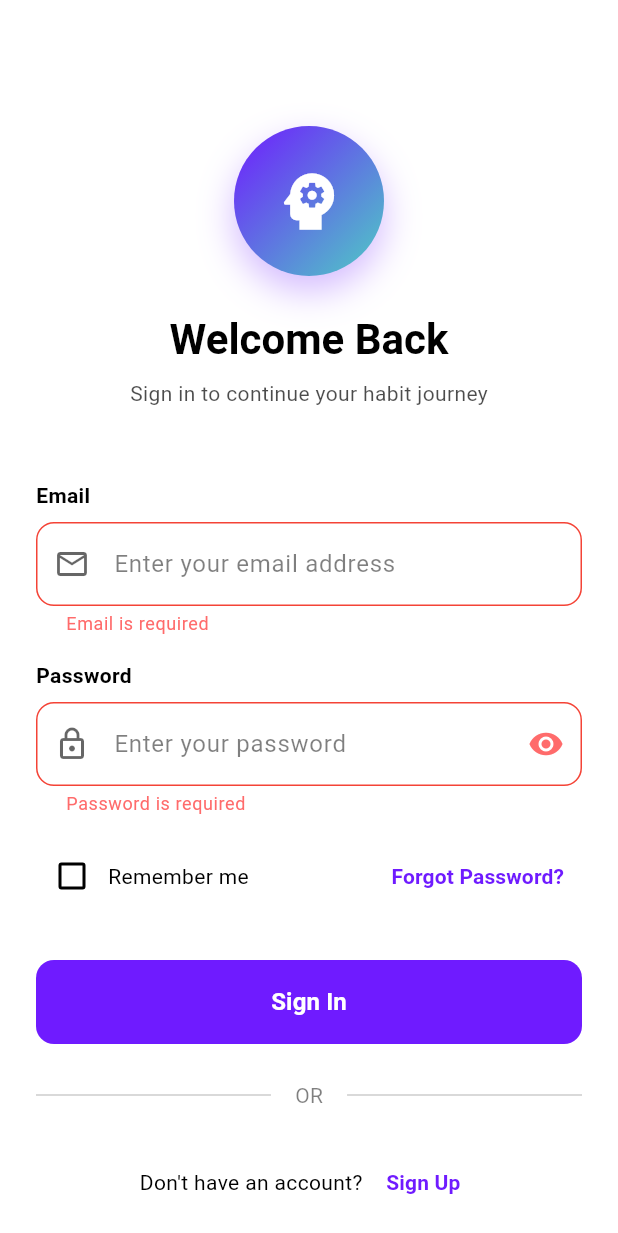
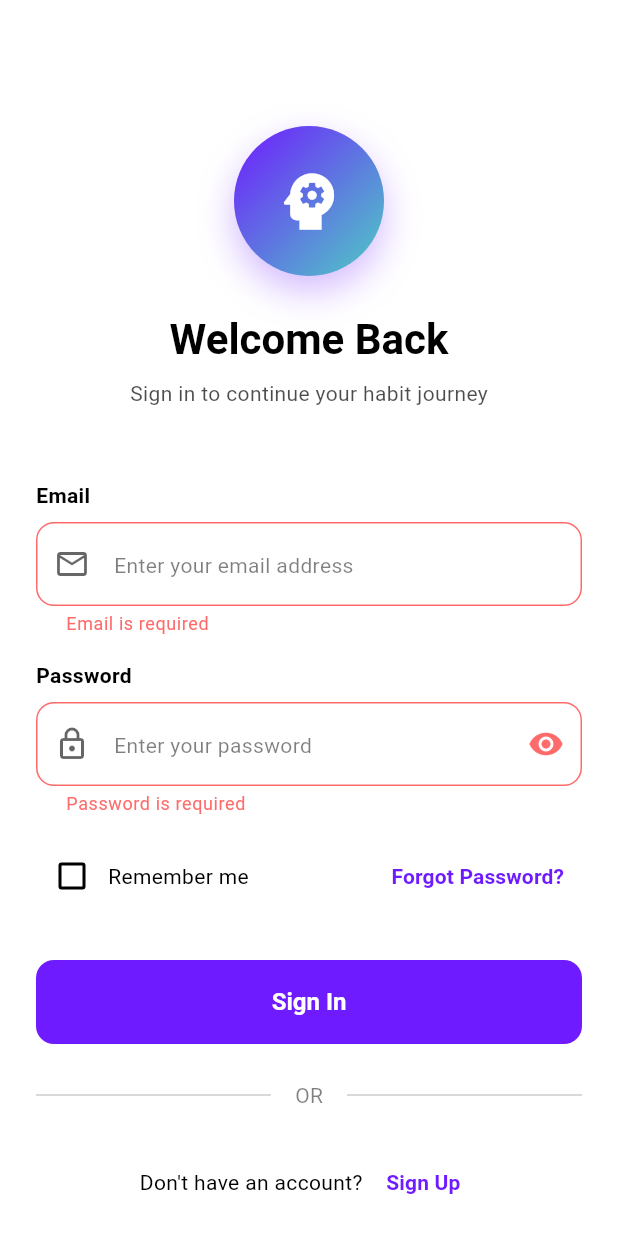
Before and after one commit to Anjanikumar98/Habit-Tracker, a Flutter app: the screen it shows after launch, after a tap on "Skip", after a tap on "Sign In", on a phone screen of 412 x 824 dp. Shown: the top 1233 px of the screen. Run offline on Flutter 3.47's test engine with Material 3 defaults, Android fonts, the phone set to English and light mode, and no system bars; our stand-ins replace fl_chart, flutter_local_notifications, shared_preferences, sqflite, table_calendar, timezone; accounts and stored records are empty.

Commit message:
working on UI

```diff
--- a/lib/main.dart
+++ b/lib/main.dart
@@ -1,10 +1,10 @@
 import 'package:flutter/material.dart';
 import 'package:habit_tracker/providers/habit_provider.dart';
 import 'package:habit_tracker/providers/settings_provider.dart';
-import 'package:habit_tracker/providers/auth_provider.dart'; // Add this import
+import 'package:habit_tracker/providers/auth_provider.dart';
 import 'package:habit_tracker/screens/home/home_screen.dart';
 import 'package:habit_tracker/screens/onboarding/onboarding_screen.dart';
-import 'package:habit_tracker/screens/authentication_screen/login_screen.dart'; // Add this import
+import 'package:habit_tracker/screens/authentication_screen/login_screen.dart';
 import 'package:habit_tracker/services/notification_service.dart';
 import 'package:habit_tracker/utlis/theme.dart';
 import 'package:provider/provider.dart';
@@ -29,9 +29,7 @@ class MyApp extends StatelessWidget {
         ChangeNotifierProvider(create: (_) => HabitProvider()),
         ChangeNotifierProvider(create: (_) => ThemeProvider()),
         ChangeNotifierProvider(create: (_) => SettingsProvider()),
-        ChangeNotifierProvider(
-          create: (_) => AuthProvider(),
-        ), // Add AuthProvider
+        ChangeNotifierProvider(create: (_) => AuthProvider()),
       ],
       child: Consumer<ThemeProvider>(
         builder: (context, themeProvider, child) {
@@ -78,7 +76,6 @@ class _AppInitializerState extends State<AppInitializer> {
       final authProvider = Provider.of<AuthProvider>(context, listen: false);
       final isAuthenticated = await authProvider.checkAuthStatus();
 
-      // Add a small delay for splash effect
       await Future.delayed(const Duration(milliseconds: 1500));
 
       if (mounted) {
@@ -106,10 +103,6 @@ class _AppInitializerState extends State<AppInitializer> {
       return const SplashScreen();
     }
 
-    // Navigation logic:
-    // 1. If first time -> Onboarding
-    // 2. If not authenticated -> Login
-    // 3. If authenticated -> Home
     if (_isFirstTime) {
       return const OnboardingScreen();
     } else if (!_isAuthenticated) {
@@ -129,7 +122,7 @@ class SplashScreen extends StatelessWidget {
     final isDark = Theme.of(context).brightness == Brightness.dark;
 
     return Scaffold(
-      backgroundColor: colorScheme.primary, // Use theme primary color
+      backgroundColor: colorScheme.primary,
       body: Center(
         child: Column(
           mainAxisAlignment: MainAxisAlignment.center,
@@ -180,6 +173,7 @@ class SplashScreen extends StatelessWidget {
                 fontWeight: FontWeight.w300,
               ),
             ),
+
             const SizedBox(height: 40),
 
             // Loading Indicator
--- a/lib/screens/statistics/widgets/habit_insights.dart
+++ b/lib/screens/statistics/widgets/habit_insights.dart
@@ -73,6 +73,8 @@ class HabitInsights extends StatelessWidget {
       },
     );
   }
+
+
 
   Widget _buildInsightCard(BuildContext context, Map<String, dynamic> insight) {
     final type = insight['type'] as String;
@@ -266,6 +268,7 @@ class HabitInsights extends StatelessWidget {
     return totalDays > 0 ? (completedDays / totalDays) * 100 : 0;
   }
 
+
   int _calculateCurrentStreak(Habit habit) {
     final now = DateTime.now();
     int streak = 0;
--- a/lib/widgets/custom_button.dart
+++ b/lib/widgets/custom_button.dart
@@ -26,43 +26,44 @@ class CustomButton extends StatelessWidget {
 
   @override
   Widget build(BuildContext context) {
+    final theme = Theme.of(context);
+    final ColorScheme colorScheme = theme.colorScheme;
+
     return SizedBox(
       width: width ?? double.infinity,
       height: height ?? 56,
       child: ElevatedButton(
         onPressed: isLoading ? null : onPressed,
         style: ElevatedButton.styleFrom(
-          backgroundColor:
-              backgroundColor ?? Theme.of(context).colorScheme.primary,
-          foregroundColor: textColor ?? Colors.white,
+          backgroundColor: backgroundColor ?? colorScheme.primary,
+          foregroundColor: textColor ?? colorScheme.onPrimary,
           shape: RoundedRectangleBorder(
             borderRadius: borderRadius ?? BorderRadius.circular(12),
           ),
           elevation: 0,
           shadowColor: Colors.transparent,
+          padding: const EdgeInsets.symmetric(horizontal: 16),
+          textStyle: const TextStyle(fontSize: 16, fontWeight: FontWeight.w600),
         ),
         child:
             isLoading
-                ? SizedBox(
+                ? const SizedBox(
                   width: 24,
                   height: 24,
                   child: CircularProgressIndicator(
                     strokeWidth: 2,
-                    valueColor: AlwaysStoppedAnimation<Color>(
-                      textColor ?? Colors.white,
-                    ),
+                    valueColor: AlwaysStoppedAnimation<Color>(Colors.white),
                   ),
                 )
                 : Row(
                   mainAxisAlignment: MainAxisAlignment.center,
+                  mainAxisSize: MainAxisSize.min,
                   children: [
                     if (icon != null) ...[icon!, const SizedBox(width: 8)],
                     Text(
                       text,
                       style: TextStyle(
-                        fontSize: 16,
-                        fontWeight: FontWeight.w600,
-                        color: textColor ?? Colors.white,
+                        color: textColor ?? colorScheme.onPrimary,
                       ),
                     ),
                   ],
--- a/lib/widgets/custom_text_field.dart
+++ b/lib/widgets/custom_text_field.dart
@@ -34,17 +34,22 @@ class CustomTextField extends StatelessWidget {
 
   @override
   Widget build(BuildContext context) {
+    final theme = Theme.of(context);
+    final colorScheme = theme.colorScheme;
+
     return Column(
       crossAxisAlignment: CrossAxisAlignment.start,
       children: [
         Text(
           label,
-          style: Theme.of(context).textTheme.bodyMedium?.copyWith(
+          style: theme.textTheme.bodyMedium?.copyWith(
             fontWeight: FontWeight.w600,
-            color: Theme.of(context).colorScheme.onSurface,
+            color: colorScheme.onSurface,
           ),
         ),
+
         const SizedBox(height: 8),
+
         TextFormField(
           controller: controller,
           obscureText: isPassword && !isPasswordVisible,
@@ -56,47 +61,42 @@ class CustomTextField extends StatelessWidget {
           maxLength: maxLength,
           decoration: InputDecoration(
             hintText: hint,
-            hintStyle: TextStyle(
-              color: Theme.of(context).colorScheme.onSurface.withOpacity(0.5),
+            hintStyle: theme.textTheme.bodyMedium?.copyWith(
+              color: colorScheme.onSurface.withOpacity(0.5),
             ),
             prefixIcon:
                 prefixIcon != null
                     ? Icon(
                       prefixIcon,
-                      color: Theme.of(
-                        context,
-                      ).colorScheme.onSurface.withOpacity(0.6),
+                      color: colorScheme.onSurface.withOpacity(0.6),
                     )
                     : null,
             suffixIcon: suffixIcon,
             filled: true,
-            fillColor: Theme.of(context).colorScheme.surface,
+            fillColor: colorScheme.surface,
             border: OutlineInputBorder(
               borderRadius: BorderRadius.circular(12),
               borderSide: BorderSide(
-                color: Theme.of(context).colorScheme.outline.withOpacity(0.2),
+                color: colorScheme.outline.withOpacity(0.2),
               ),
             ),
             enabledBorder: OutlineInputBorder(
               borderRadius: BorderRadius.circular(12),
               borderSide: BorderSide(
-                color: Theme.of(context).colorScheme.outline.withOpacity(0.2),
+                color: colorScheme.outline.withOpacity(0.2),
               ),
             ),
             focusedBorder: OutlineInputBorder(
               borderRadius: BorderRadius.circular(12),
-              borderSide: BorderSide(
-                color: Theme.of(context).colorScheme.primary,
-                width: 2,
-              ),
+              borderSide: BorderSide(color: colorScheme.primary, width: 2),
             ),
             errorBorder: OutlineInputBorder(
               borderRadius: BorderRadius.circular(12),
-              borderSide: const BorderSide(color: Colors.red, width: 1),
+              borderSide: BorderSide(color: colorScheme.error, width: 1),
             ),
             focusedErrorBorder: OutlineInputBorder(
               borderRadius: BorderRadius.circular(12),
-              borderSide: const BorderSide(color: Colors.red, width: 2),
+              borderSide: BorderSide(color: colorScheme.error, width: 2),
             ),
             contentPadding: const EdgeInsets.symmetric(
               horizontal: 16,
```
Also changed, not shown: lib/screens/statistics/widgets/category_breakdown.dart (+66 -39 lines), lib/screens/statistics/widgets/completion_chart.dart (+48 -46 lines), lib/widgets/completion_button.dart (+11 -7 lines), lib/widgets/custom_app_bar.dart (+11 -2 lines), lib/widgets/empty_state.dart (+10 -5 lines), lib/widgets/habit_progress_indicator.dart (+9 -6 lines), lib/widgets/profile_avatar.dart (+6 -6 lines), lib/widgets/stat_card.dart (+9 -7 lines), lib/widgets/streak_badge.dart (+9 -4 lines).
